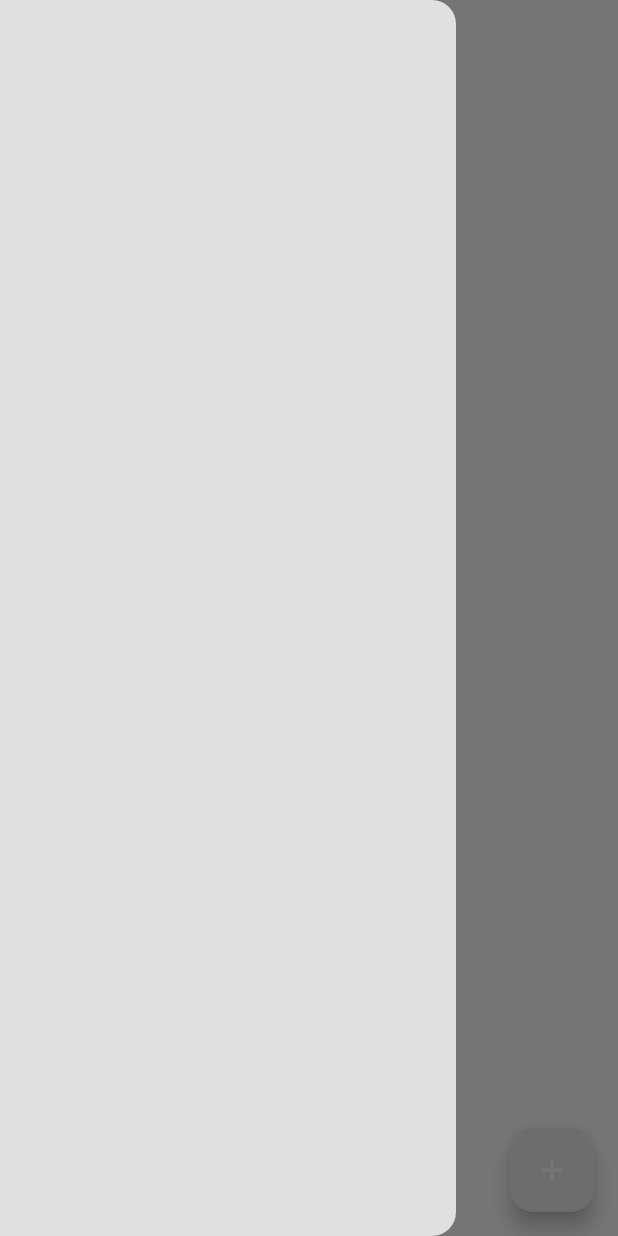
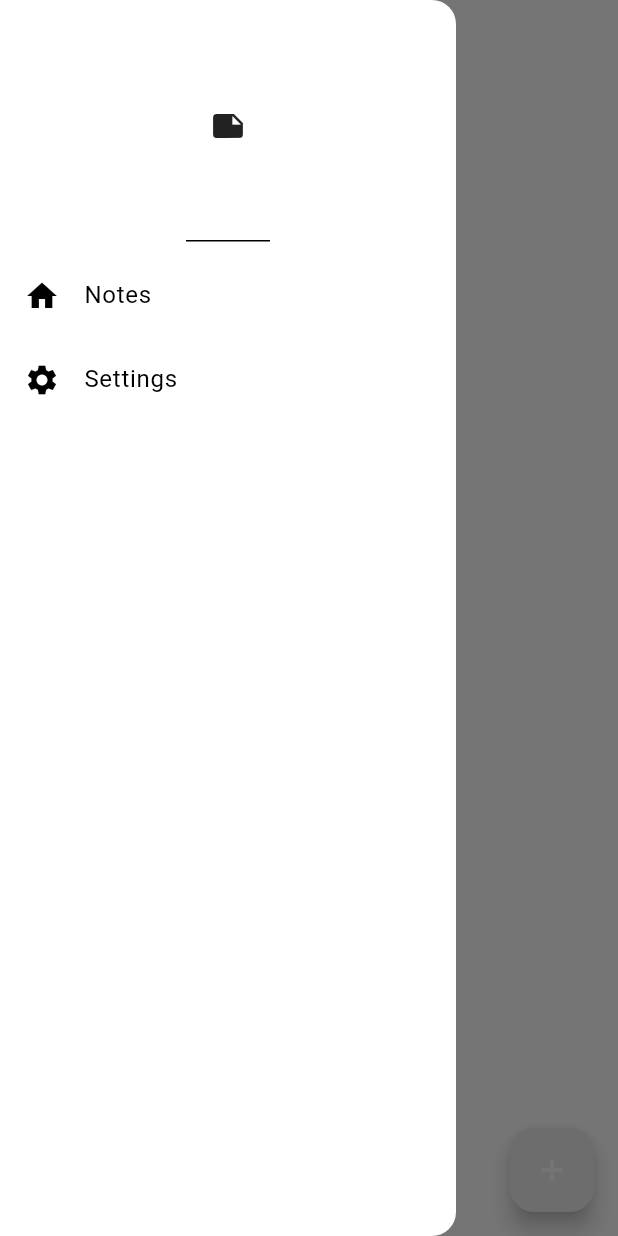
Before and after one commit to kaku981/notes, a Flutter app: the screen it shows after launch, with the side drawer open, on a phone screen of 412 x 824 dp. Run offline on Flutter 3.47's test engine with Material 3 defaults, Android fonts, the phone set to English and light mode, and no system bars; our stand-ins replace google_fonts, isar; accounts and stored records are empty; generated files the repository leaves out were written again.

Commit message:
Added side drawer

```diff
--- /dev/null
+++ b/lib/components/drawer.dart
@@ -0,0 +1,33 @@
+import 'package:flutter/material.dart';
+import 'package:notes/components/drawer_tile.dart';
+
+class myDrawer extends StatelessWidget {
+  const myDrawer({super.key});
+
+  @override
+  Widget build(BuildContext context) {
+    return Drawer(
+      backgroundColor: Theme.of(context).colorScheme.background,
+      child: Column(
+        children: [
+          DrawerHeader(
+            child: Icon(Icons.note),
+          ),
+
+          DrawerTile(
+            title: "Notes",
+            leading: Icon(Icons.home),
+            onTap: () {},
+          ),
+
+          DrawerTile(
+            title: "Settings",
+            leading: Icon(Icons.settings),
+            onTap: () {},
+          ),
+
+        ],
+      ),
+    );
+  }
+}
--- /dev/null
+++ b/lib/components/drawer_tile.dart
@@ -0,0 +1,23 @@
+import 'package:flutter/material.dart';
+
+class DrawerTile extends StatelessWidget {
+  final String title;
+  final Widget leading;
+  final VoidCallback onTap;
+
+  const DrawerTile({
+    super.key,
+    required this.title,
+    required this.leading,
+    required this.onTap,
+  });
+
+  @override
+  Widget build(BuildContext context) {
+    return ListTile(
+      leading: leading,
+      title: Text(title),
+      onTap: onTap,
+    );
+  }
+}
--- a/lib/pages/notes_page.dart
+++ b/lib/pages/notes_page.dart
@@ -1,5 +1,6 @@
 import 'package:flutter/material.dart';
 import 'package:google_fonts/google_fonts.dart';
+import 'package:notes/components/drawer.dart';
 import 'package:notes/models/note.dart';
 import 'package:notes/models/note_database.dart';
 import 'package:provider/provider.dart';
@@ -65,9 +66,7 @@ class _NotesPageState extends State<NotesPage> {
               context
                   .read<NoteDatabase>()
                   .updateNote(note.id, textController.text);
-
               textController.clear();
-
               Navigator.pop(context);
             },
             child: const Text("Update"),
@@ -94,12 +93,14 @@ class _NotesPageState extends State<NotesPage> {
         backgroundColor: Colors.transparent,
         foregroundColor: Theme.of(context).colorScheme.inversePrimary,
       ),
+
       backgroundColor: Theme.of(context).colorScheme.background,
       floatingActionButton: FloatingActionButton(
         onPressed: createNote,
         child: const Icon(Icons.add),
       ),
-      drawer: Drawer(),
+
+      drawer: const myDrawer(),
       body: Column(
         crossAxisAlignment: CrossAxisAlignment.start,
         children: [
@@ -129,6 +130,7 @@ class _NotesPageState extends State<NotesPage> {
                         onPressed: () => updateNote(note),
                         icon: const Icon(Icons.edit),
                       ),
+
                       IconButton(
                         onPressed: () => deleteNote(note.id),
                         icon: const Icon(Icons.delete),
```
